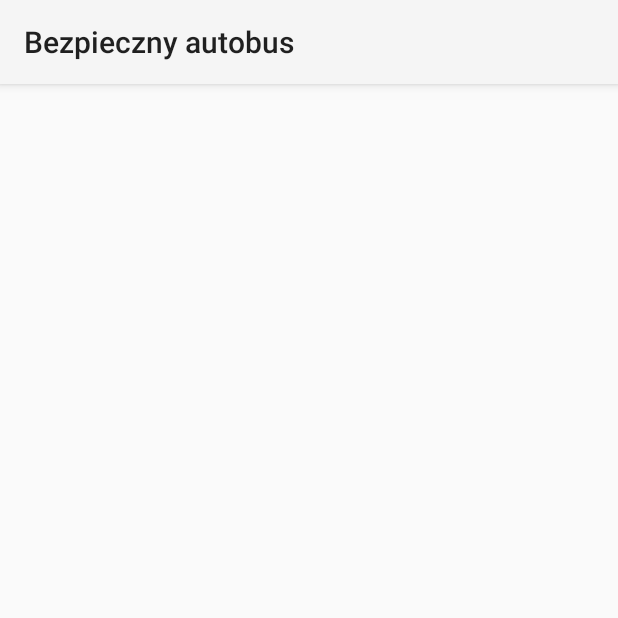
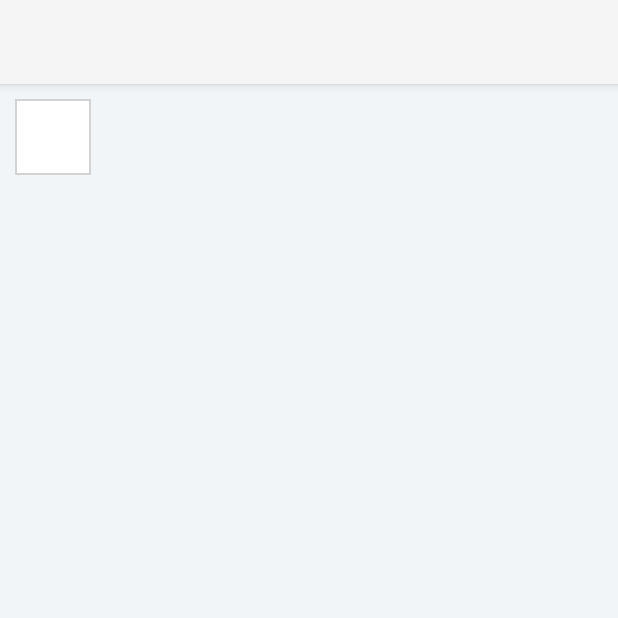
Before and after one commit to mobulum/android-safe-bus, an Android app: the screen it shows after launch (MainActivity), on a phone screen of 412 x 824 dp, the top half of it. Run offline under Robolectric (Android 15) with nearby library versions, the phone set to English and light mode, and no system bars; our stand-ins replace ButterKnife, Dagger/Hilt's generated code, Timber; libraries missing offline, so code that uses them is left out: com.crashlytics.android, io.fabric.sdk, rx.android.schedulers, rx.functions, rx.schedulers; pictures from the network do not load; 7 statements that could not run were skipped.

Commit message:
Fixed theme

```diff
--- a/app/build.gradle
+++ b/app/build.gradle
@@ -18,7 +18,7 @@ android {
     }
 
     defaultConfig {
-        applicationId "tech.receipts.android"
+        applicationId "io.vehiclehistory.safebus.android"
         minSdkVersion 16
         targetSdkVersion 23
         versionCode 900
--- a/app/src/main/res/values-v21/styles.xml
+++ b/app/src/main/res/values-v21/styles.xml
@@ -1,5 +1,5 @@
 <?xml version="1.0" encoding="utf-8"?>
 <resources>
-    <style name="AppTheme" parent="android:Theme.Material.Light">
+    <style name="AppTheme" parent="Theme.AppCompat.Light.NoActionBar">
     </style>
 </resources>
```
